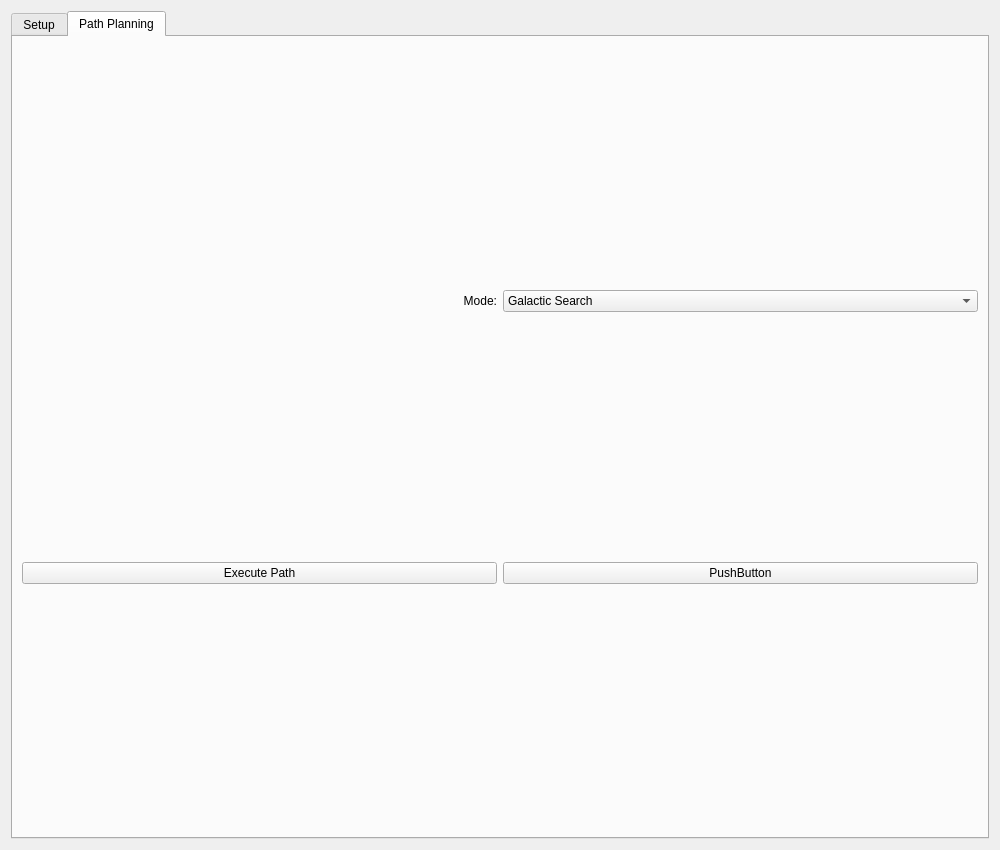
FRC900/2020Offseason, file zebROS_ws/src/rqt_dashboard/resource/DashboardAtHome.ui: the form before one commit.
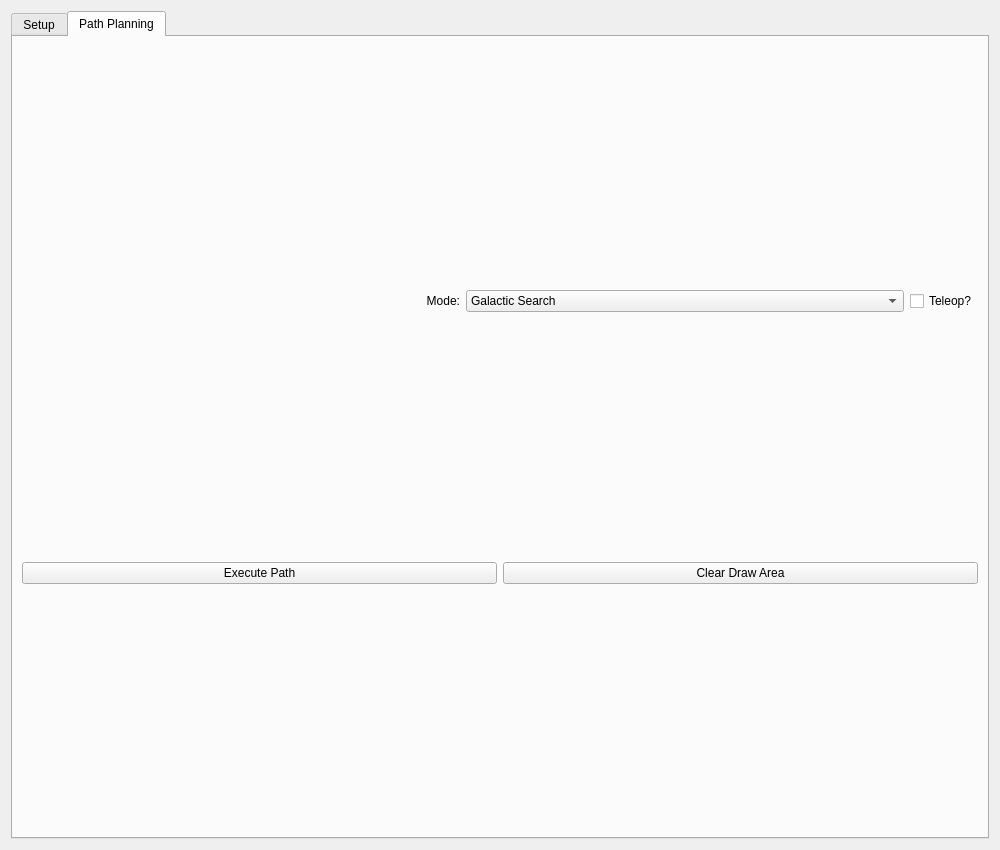
The form after the commit.

Commit message: Add teleop checkbox to UI and rename objects

The edit to the form file:
```diff
--- a/zebROS_ws/src/rqt_dashboard/resource/DashboardAtHome.ui
+++ b/zebROS_ws/src/rqt_dashboard/resource/DashboardAtHome.ui
@@ -393,6 +393,12 @@
         <layout class="QHBoxLayout" name="horizontalLayout_7">
          <item>
           <widget class="QLabel" name="label_5">
+           <property name="sizePolicy">
+            <sizepolicy hsizetype="Expanding" vsizetype="Preferred">
+             <horstretch>1</horstretch>
+             <verstretch>1</verstretch>
+            </sizepolicy>
+           </property>
            <property name="layoutDirection">
             <enum>Qt::LeftToRight</enum>
            </property>
@@ -405,7 +411,13 @@
           </widget>
          </item>
          <item>
-          <widget class="QComboBox" name="comboBox">
+          <widget class="QComboBox" name="path_combobox">
+           <property name="sizePolicy">
+            <sizepolicy hsizetype="Expanding" vsizetype="Fixed">
+             <horstretch>1</horstretch>
+             <verstretch>0</verstretch>
+            </sizepolicy>
+           </property>
            <item>
             <property name="text">
              <string>Galactic Search</string>
@@ -433,6 +445,19 @@
            </item>
           </widget>
          </item>
+         <item>
+          <widget class="QCheckBox" name="teleop_draw_check">
+           <property name="sizePolicy">
+            <sizepolicy hsizetype="Preferred" vsizetype="Fixed">
+             <horstretch>0</horstretch>
+             <verstretch>0</verstretch>
+            </sizepolicy>
+           </property>
+           <property name="text">
+            <string>Teleop?</string>
+           </property>
+          </widget>
+         </item>
         </layout>
        </item>
        <item>
@@ -447,7 +472,7 @@
          <item>
           <widget class="QPushButton" name="pushButton_3">
            <property name="text">
-            <string>PushButton</string>
+            <string>Clear Draw Area</string>
            </property>
           </widget>
          </item>
```
Left out of the diff: 4 changed lines with no effect on the pictures.
